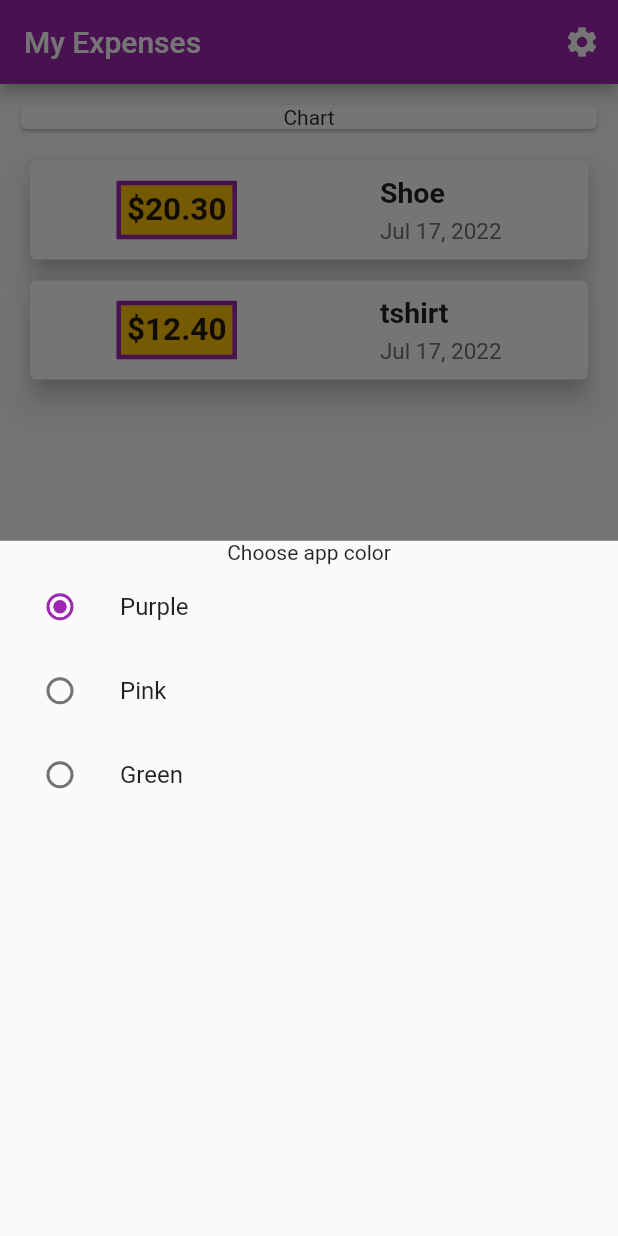
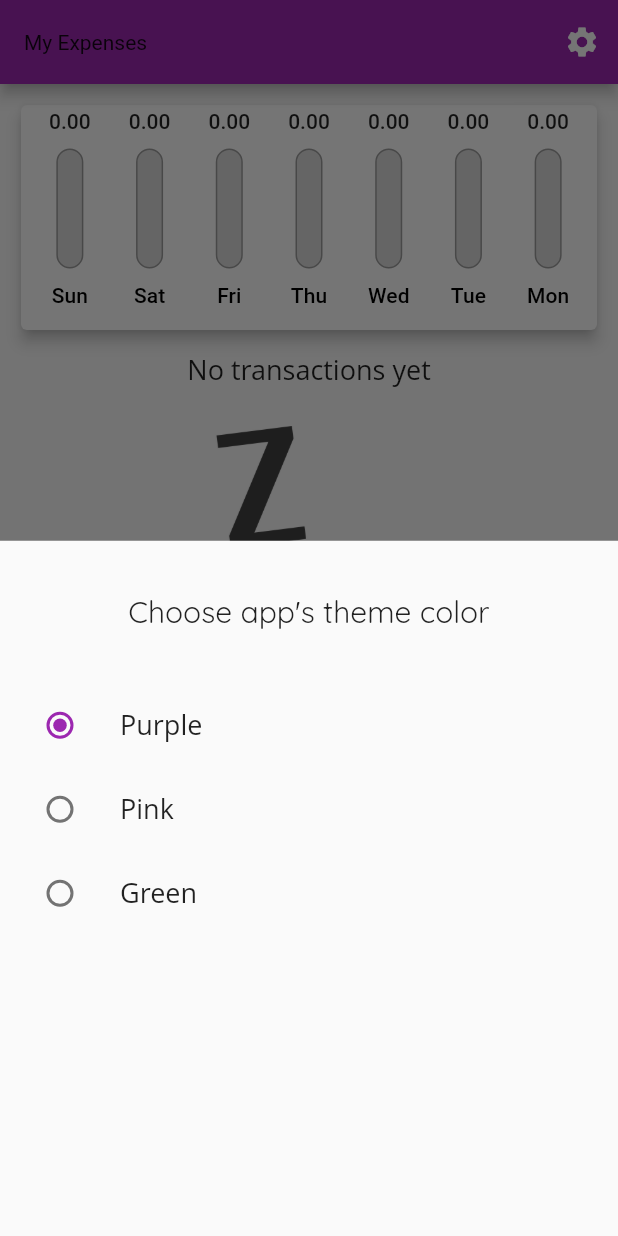
Before and after one commit to destifo/Expenses-Mobile-App, a Flutter app: the screen it shows after launch, after a tap on the "settings" icon, on a phone screen of 412 x 824 dp. Run offline on Flutter 3.47's test engine with Material 2 defaults, Android fonts, the phone set to English and light mode, and no system bars; Roboto replaces fonts that are missing (Open Sans).

Commit message:
added the chart widget

```diff
--- a/lib/main.dart
+++ b/lib/main.dart
@@ -1,3 +1,5 @@
+import 'dart:ui';
+
 import 'package:expenses_app_restarted/models/transaction.dart';
 import 'package:expenses_app_restarted/widgets/add_transaction.dart';
 import 'package:expenses_app_restarted/widgets/transaction_card.dart';
@@ -28,8 +30,8 @@ class _MyAppState extends State<MyApp> {
   };
 
   final List<Transaction> transactions = [
-    Transaction(title: 'Shoe', id: 001, amount: 20.3),
-    Transaction(title: "tshirt", id: 001, amount: 12.4),
+    // Transaction(title: 'Shoe', id: 001, amount: 20.3),
+    // Transaction(title: "tshirt", id: 001, amount: 12.4),
   ];
 
   void _addTransaction(String title, double amount) {
@@ -51,9 +53,21 @@ class _MyAppState extends State<MyApp> {
     return MaterialApp(
       title: 'Flutter Demo',
       theme: ThemeData(
-        primarySwatch: pickedColor,
-        accentColor: Colors.amber,
-      ),
+          primarySwatch: pickedColor,
+          accentColor: Colors.amber,
+          fontFamily: 'QuickSand',
+          textTheme: ThemeData.light().textTheme.copyWith(
+                titleMedium: const TextStyle(
+                  fontFamily: 'Open Sans',
+                  fontSize: 18,
+                ),
+              ),
+          appBarTheme: AppBarTheme(
+              textTheme: ThemeData.light().textTheme.copyWith(
+                      titleMedium: const TextStyle(
+                    fontFamily: 'Open Sans',
+                    fontSize: 19,
+                  )))),
       home: MyHomePage(
         transactions: transactions,
         title: 'My Expenses',
--- a/lib/screens/my_home_page.dart
+++ b/lib/screens/my_home_page.dart
@@ -1,10 +1,10 @@
+import 'package:expenses_app_restarted/widgets/chart.dart';
 import 'package:flutter/material.dart';
 
 import '../models/transaction.dart';
 import '../widgets/add_transaction.dart';
 import '../widgets/choose_color.dart';
 import '../widgets/transaction_list.dart';
-import '../widgets/user_transactions.dart';
 
 class MyHomePage extends StatelessWidget {
   final String title;
@@ -17,7 +17,8 @@ class MyHomePage extends StatelessWidget {
   MyHomePage(
       {required this.title,
       required this.addTransaction,
-      required this.changeColor, required this.transactions});
+      required this.changeColor,
+      required this.transactions});
 
   void _openTransactionEntry(BuildContext ctx) {
     showModalBottomSheet(
@@ -35,9 +36,14 @@ class MyHomePage extends StatelessWidget {
         });
   }
 
+  List<Transaction> get _recentTransactions {
+    return transactions.where((tx) {
+      return tx.date.isAfter(DateTime.now().subtract(const Duration(days: 7)));
+    }).toList();
+  }
+
   @override
   Widget build(BuildContext context) {
-    // TODO: implement build
     return Scaffold(
       appBar: AppBar(
         title: Text(title),
@@ -57,11 +63,8 @@ class MyHomePage extends StatelessWidget {
             Container(
               width: double.infinity,
               margin: const EdgeInsets.all(10),
-              child: const Card(
-                child: Text(
-                  "Chart",
-                  textAlign: TextAlign.center,
-                ),
+              child: Chart(
+                recentTransactions: _recentTransactions,
               ),
             ),
             TransactionList(transactions: transactions)
--- /dev/null
+++ b/lib/widgets/chart.dart
@@ -0,0 +1,65 @@
+import 'package:expenses_app_restarted/models/transaction.dart';
+import 'package:flutter/material.dart';
+import 'package:flutter/rendering.dart';
+import 'package:intl/intl.dart';
+
+import 'expense_bar.dart';
+
+class Chart extends StatelessWidget {
+  const Chart({Key? key, required this.recentTransactions}) : super(key: key);
+
+  final List<Transaction> recentTransactions;
+
+  List<Map<String, Object>> get groupedTransactions {
+    int weekDays = 7;
+    return List.generate(weekDays, (index) {
+      double totAmount = 0;
+      final weekDay = DateTime.now().subtract(Duration(days: index));
+
+      for (int i = 0; i < recentTransactions.length; i++) {
+        final tx = recentTransactions[i];
+        if (tx.date.day == weekDay.day &&
+            tx.date.month == weekDay.month &&
+            tx.date.year == weekDay.year) {
+          totAmount += tx.amount;
+        }
+      }
+
+      return {'day': DateFormat.E().format(weekDay), 'amount': totAmount};
+    });
+  }
+
+  double get totalSpending {
+    return groupedTransactions.fold(0.0, (previousValue, txData) {
+      double currAmount = txData['amount'] as double;
+      return previousValue + currAmount;
+    });
+  }
+
+  @override
+  Widget build(BuildContext context) {
+    return Card(
+      elevation: 4,
+      child: Container(
+        height: 150,
+        padding: const EdgeInsets.symmetric(vertical: 3, horizontal: 6),
+        child: Row(
+          children: groupedTransactions.map((transactionData) {
+            final day = transactionData['day'] as String;
+            final double totAmount = transactionData['amount'] as double;
+            final spendingPercentage =
+                totalSpending == 0 ? 0.0 : totAmount / totalSpending;
+            return Flexible(
+              fit: FlexFit.tight,
+              child: ExpenseBar(
+                day: day,
+                totSpending: totAmount.toStringAsFixed(2),
+                spendingPercentage: spendingPercentage,
+              ),
+            );
+          }).toList(),
+        ),
+      ),
+    );
+  }
+}
--- a/lib/widgets/choose_color.dart
+++ b/lib/widgets/choose_color.dart
@@ -25,9 +25,19 @@ class _ChooseColorState extends State<ChooseColor> {
       child: Form(
           child: Column(
         children: [
+          const SizedBox(
+            height: 35,
+          ),
           const Text(
-            'Choose app color',
+            'Choose app\'s theme color',
             textAlign: TextAlign.center,
+            style: TextStyle(
+              fontFamily: 'QuickSand',
+              fontSize: 20,
+            ),
+          ),
+          const SizedBox(
+            height: 35,
           ),
           ColorListTile(
               colorName: 'Purple',
--- a/lib/widgets/color_list_tile.dart
+++ b/lib/widgets/color_list_tile.dart
@@ -14,7 +14,10 @@ class ColorListTile extends StatelessWidget {
   @override
   Widget build(BuildContext context) {
     return ListTile(
-      title: Text(colorName),
+      title: Text(
+        colorName,
+        style: TextStyle(fontSize: 18),
+      ),
       leading: Radio(
           value: colorName,
           groupValue: pickedColor,
--- /dev/null
+++ b/lib/widgets/expense_bar.dart
@@ -0,0 +1,60 @@
+import 'package:flutter/material.dart';
+
+class ExpenseBar extends StatelessWidget {
+  const ExpenseBar(
+      {Key? key,
+      required this.day,
+      required this.spendingPercentage,
+      required this.totSpending})
+      : super(key: key);
+
+  final String day;
+  final String totSpending;
+  final double spendingPercentage;
+
+  @override
+  Widget build(BuildContext context) {
+    return Container(
+      width: 55,
+      child: Column(
+        children: [
+          FittedBox(
+            child: Text(
+              totSpending,
+              style: Theme.of(context).textTheme.bodyLarge,
+            ),
+          ),
+          const SizedBox(
+            height: 10,
+          ),
+          Container(
+            width: 18,
+            height: 80,
+            child: Stack(children: [
+              Container(
+                decoration: BoxDecoration(
+                  border: Border.all(color: Colors.grey, width: 1),
+                  color: const Color.fromRGBO(220, 220, 220, 1),
+                  borderRadius: BorderRadius.circular(10),
+                ),
+              ),
+              FractionallySizedBox(
+                heightFactor: spendingPercentage,
+                child: Container(
+                  decoration: BoxDecoration(
+                    color: Theme.of(context).primaryColor,
+                    borderRadius: BorderRadius.circular(10),
+                  ),
+                ),
+              )
+            ]),
+          ),
+          const SizedBox(
+            height: 10,
+          ),
+          Text(day, style: Theme.of(context).textTheme.titleSmall),
+        ],
+      ),
+    );
+  }
+}
--- a/lib/widgets/transaction_list.dart
+++ b/lib/widgets/transaction_list.dart
@@ -11,7 +11,26 @@ class TransactionList extends StatelessWidget {
   Widget build(BuildContext context) {
     return Container(
       height: 350,
-      child: ListView.builder(
+      child: transactions.isEmpty
+          ? Column(
+              children: [
+                Text(
+                  'No transactions yet',
+                  style: Theme.of(context).textTheme.titleMedium,
+                ),
+                const SizedBox(
+                  height: 25,
+                ),
+                Container(
+                  height: 300,
+                  child: Image.asset(
+                    'assets/images/waiting.png',
+                    fit: BoxFit.cover,
+                  ),
+                ),
+              ],
+            )
+          : ListView.builder(
               itemCount: transactions.length,
               itemBuilder: (ctx, index) {
                 var e = transactions[index];
--- a/pubspec.yaml
+++ b/pubspec.yaml
@@ -59,8 +59,8 @@ flutter:
   uses-material-design: true
 
   # To add assets to your application, add an assets section, like this:
-  # assets:
-  #   - images/a_dot_burr.jpeg
+  assets:
+    - assets/images/
   #   - images/a_dot_ham.jpeg
 
   # An image asset can refer to one or more resolution-specific "variants", see
```
Also changed, not shown: assets/images/waiting.png (added). Lines whose indentation alone changed are shown as unchanged.
